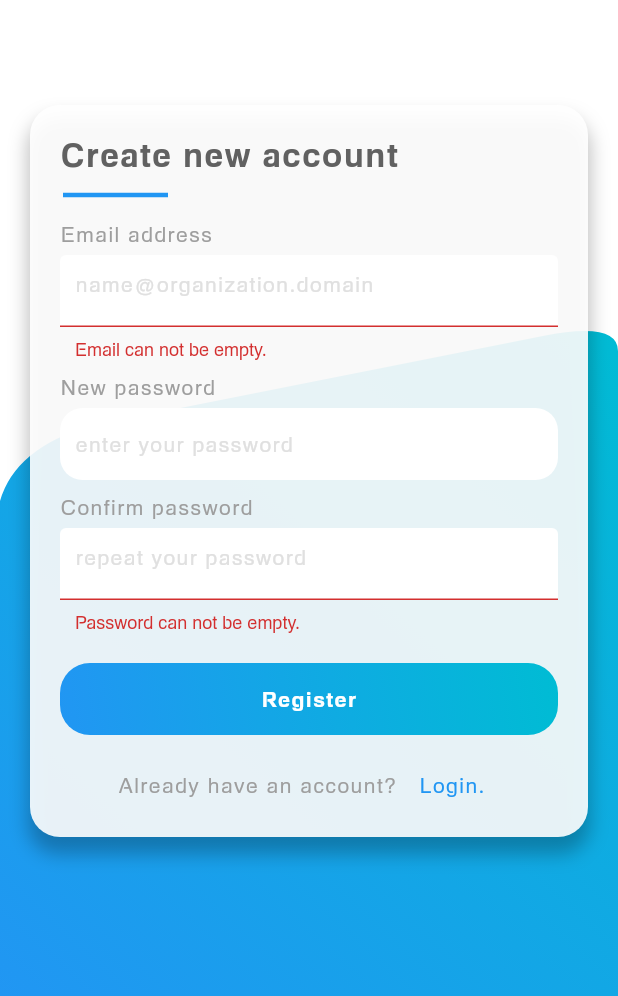
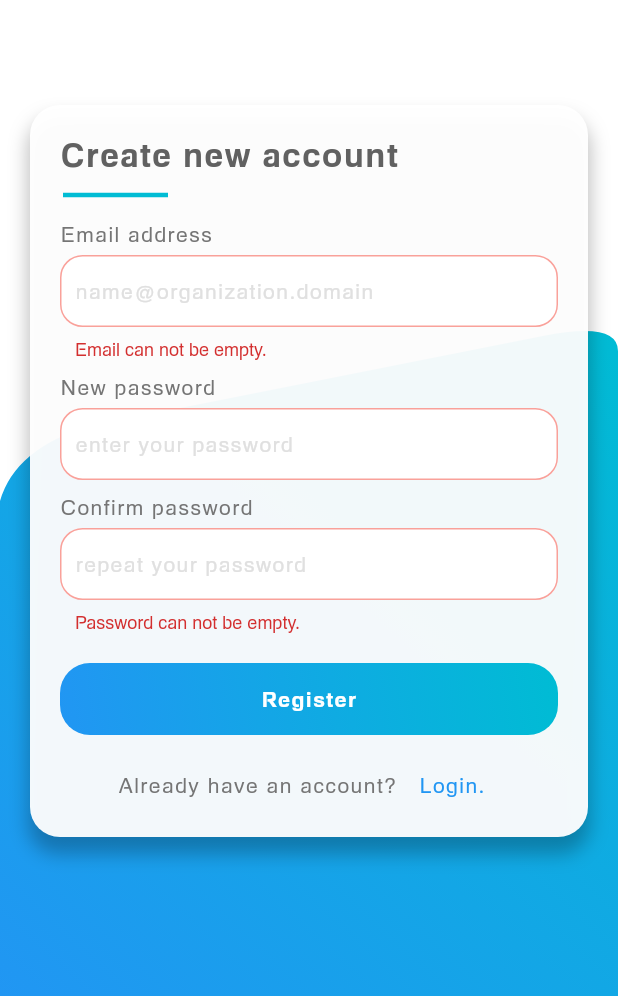
Before and after one commit to YonasAlem/covid_result_app, a Flutter app: the screen it shows after launch, after a tap on "Register.", after a tap on "Register", on a phone screen of 412 x 824 dp, the part 240-1236 px from its top. Run offline on Flutter 3.47's test engine with Material 2 defaults, Android fonts, the phone set to English and light mode, and no system bars; drawn by our look-alikes of animated_text_kit; our stand-ins replace firebase_auth, firebase_core, page_transition; accounts and stored records are empty.

```diff
--- a/lib/main.dart
+++ b/lib/main.dart
@@ -34,7 +34,6 @@ class MyApp extends StatelessWidget {
             return PageTransition(
               child: const RegisterView(),
               type: PageTransitionType.fade,
-              duration: const Duration(milliseconds: 500),
               curve: Curves.easeIn,
               settings: settings,
             );
@@ -42,7 +41,6 @@ class MyApp extends StatelessWidget {
             return PageTransition(
               child: const LoginView(),
               type: PageTransitionType.fade,
-              duration: const Duration(milliseconds: 500),
               curve: Curves.easeOut,
               settings: settings,
             );
--- a/lib/views/login_view.dart
+++ b/lib/views/login_view.dart
@@ -52,7 +52,7 @@ class _LoginViewState extends State<LoginView> {
                 padding: const EdgeInsets.symmetric(vertical: 10, horizontal: 20),
                 decoration: BoxDecoration(
                   borderRadius: BorderRadius.circular(20),
-                  color: Colors.white.withOpacity(0.9),
+                  color: Colors.white.withOpacity(0.95),
                   // big container shadow
                   boxShadow: const [boxShadow1],
                 ),
@@ -79,7 +79,7 @@ class _LoginViewState extends State<LoginView> {
           indent: 2,
           endIndent: 260,
           thickness: 3,
-          color: mainColor,
+          color: secondaryColor,
         ),
         const TextWidgetSmall(text: 'Email address'),
         const SizedBox(height: 5),
--- a/lib/views/register_view.dart
+++ b/lib/views/register_view.dart
@@ -30,8 +30,6 @@ class _RegisterViewState extends State<RegisterView> {
   String? emailError;
   String? passwordError;
 
-  final formKey = GlobalKey<FormState>();
-
   @override
   void initState() {
     _password.addListener(() => setState(() {}));
@@ -63,7 +61,7 @@ class _RegisterViewState extends State<RegisterView> {
                 padding: const EdgeInsets.symmetric(vertical: 10, horizontal: 20),
                 decoration: BoxDecoration(
                   borderRadius: BorderRadius.circular(20),
-                  color: Colors.white.withOpacity(0.9),
+                  color: Colors.white.withOpacity(0.95),
                   // big container shadow
                   boxShadow: const [boxShadow1],
                 ),
@@ -76,10 +74,8 @@ class _RegisterViewState extends State<RegisterView> {
     );
   }
 
-  Form _formField() {
-    return Form(
-      key: formKey,
-      child: Column(
+  Column _formField() {
+    return Column(
       crossAxisAlignment: CrossAxisAlignment.start,
       children: [
         const SizedBox(height: 10),
@@ -92,29 +88,20 @@ class _RegisterViewState extends State<RegisterView> {
           indent: 2,
           endIndent: 260,
           thickness: 3,
-            color: mainColor,
+          color: secondaryColor,
         ),
         const TextWidgetSmall(text: 'Email address'),
         AuthTextField(
           controller: _email,
           hintText: 'name@organization.domain',
           error: emailError,
-            validator: (message) {
-              if (_email.text.isEmpty) {
-                return 'Email can not be empty.';
-              } else if (emailError != null) {
-                return emailError;
-              } else {
-                return null;
-              }
-            },
         ),
         const TextWidgetSmall(text: 'New password'),
         AuthTextField(
           controller: _password,
           isPassword: _password.text.isEmpty ? false : true,
           hintText: 'enter your password',
-            error: passwordError != null ? '' : null,
+          borderColor: passwordError != null ? Colors.red.withOpacity(0.5) : null,
         ),
         const TextWidgetSmall(text: 'Confirm password'),
         Hero(
@@ -126,15 +113,6 @@ class _RegisterViewState extends State<RegisterView> {
               isPassword: _confirmPassword.text.isEmpty ? false : true,
               hintText: 'repeat your password',
               error: passwordError,
-                validator: (message) {
-                  if (_confirmPassword.text.isEmpty) {
-                    return 'Password can not be empty.';
-                  } else if (_password.text.length != _confirmPassword.text.length) {
-                    return "Those password didn't match. Try again.";
-                  } else {
-                    return null;
-                  }
-                },
             ),
           ),
         ),
@@ -166,36 +144,50 @@ class _RegisterViewState extends State<RegisterView> {
           ],
         ),
       ],
-      ),
     );
   }
 
-  _registerCompany() async {
+  Future<void> _registerCompany() async {
+    // hide keyboard
     FocusManager.instance.primaryFocus?.unfocus();
 
     passwordError = null;
     emailError = null;
 
-    var val = formKey.currentState!.validate();
-
-    if (val) {
-      try {
     final String email = _email.text.trim().toLowerCase();
     final String password = _password.text.trim().toLowerCase();
+    final String confirm = _confirmPassword.text.trim().toLowerCase();
 
+    if (email.isEmpty || confirm.isEmpty || password.length != confirm.length) {
+      if (email.isEmpty) {
+        setEmailErrorMessage('Email can not be empty.');
+      }
+      if (confirm.isEmpty || password.isEmpty) {
+        setPasswordErrorMessage('Password can not be empty.');
+      } else if (password.length != confirm.length) {
+        setPasswordErrorMessage("Those password didn't match. Try again.");
+      }
+    } else {
+      try {
+        // register new user
         await AuthServices.firebase().register(email: email, password: password);
+        // send email verification to the user
         await AuthServices.firebase().sendEmailVerification();
-
+        // goto the verification waiting screen
         if (mounted) Navigator.of(context).pushNamed(VerifyView.routeName);
+      } on EmailAlreadyInUseAuthException {
+        setEmailErrorMessage('The email is taken. Try another.');
       } on WeakPasswordAuthException {
-        setState(() => passwordError = 'Weak password');
-      } on EmailAlreadyInUseAuthException {
-        setState(() => emailError = 'The email is taken. Try another.');
+        setPasswordErrorMessage('Use 6 characters or more for your password.');
       } on InvalidEmailAuthException {
-        setState(() => emailError = 'The email is invalid. Try another');
+        setEmailErrorMessage('The email is invalid. Try another');
       } on GenericAuthException {
-        setState(() => passwordError = 'Something happend, Please try again!');
+        setPasswordErrorMessage('Something happend, Please try again!');
       }
     }
   }
+
+  void setPasswordErrorMessage(String message) => setState(() => passwordError = message);
+
+  void setEmailErrorMessage(String message) => setState(() => emailError = message);
 }
--- a/lib/views/verify_view.dart
+++ b/lib/views/verify_view.dart
@@ -12,7 +12,7 @@ class VerifyView extends StatelessWidget {
     return Scaffold(
       appBar: AppBar(
         title: const Text('Verify view'),
-        systemOverlayStyle: SystemUiOverlayStyle(
+        systemOverlayStyle: const SystemUiOverlayStyle(
           statusBarColor: mainColor,
         ),
       ),
--- a/lib/widgets/auth_views_widgets/auth_text_field.dart
+++ b/lib/widgets/auth_views_widgets/auth_text_field.dart
@@ -8,14 +8,14 @@ class AuthTextField extends StatefulWidget {
     this.isPassword = false,
     this.hintText,
     this.error,
-    this.validator,
+    this.borderColor,
   }) : super(key: key);
 
   final TextEditingController controller;
   final bool isPassword;
   final String? hintText;
   final String? error;
-  final String? Function(String?)? validator;
+  final Color? borderColor;
 
   @override
   State<AuthTextField> createState() => _AuthTextFieldState();
@@ -34,7 +34,6 @@ class _AuthTextFieldState extends State<AuthTextField> {
         color: Colors.grey.shade700,
         letterSpacing: 1,
       ),
-      validator: widget.validator,
       decoration: InputDecoration(
         contentPadding: const EdgeInsets.all(10),
         isDense: true,
@@ -47,16 +46,28 @@ class _AuthTextFieldState extends State<AuthTextField> {
           color: Colors.grey[300],
           fontSize: 14,
         ),
+        errorBorder: OutlineInputBorder(
+          borderRadius: BorderRadius.circular(15),
+          borderSide: BorderSide(
+            color: Colors.red.withOpacity(0.5),
+          ),
+        ),
+        focusedErrorBorder: OutlineInputBorder(
+          borderRadius: BorderRadius.circular(15),
+          borderSide: BorderSide(
+            color: Colors.red.withOpacity(0.5),
+          ),
+        ),
         enabledBorder: OutlineInputBorder(
           borderRadius: BorderRadius.circular(15),
           borderSide: BorderSide(
-            color: Colors.grey.withOpacity(0),
+            color: widget.borderColor ?? Colors.grey.shade200,
           ),
         ),
         focusedBorder: OutlineInputBorder(
           borderRadius: BorderRadius.circular(15),
           borderSide: BorderSide(
-            color: mainColor.withOpacity(0.3),
+            color: widget.borderColor ?? mainColor.withOpacity(0.3),
           ),
         ),
         suffixIcon: widget.isPassword
@@ -71,6 +82,4 @@ class _AuthTextFieldState extends State<AuthTextField> {
       ),
     );
   }
-
-  String? newMethod(message) {}
 }
--- a/lib/widgets/text_widget_small.dart
+++ b/lib/widgets/text_widget_small.dart
@@ -19,7 +19,7 @@ class TextWidgetSmall extends StatelessWidget {
       child: Text(
         text,
         style: TextStyle(
-          color: Colors.grey,
+          color: Colors.grey.shade600,
           letterSpacing: 1,
           fontSize: fontSize,
         ),
```
Lines whose indentation alone changed are shown as unchanged.
